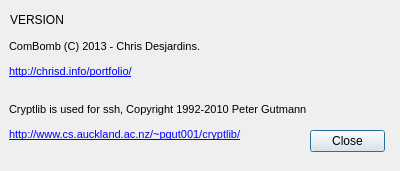
First picture: the form in ComBombGui/aboutdialog.ui, repository cdesjardins/ComBomb, before the edit.
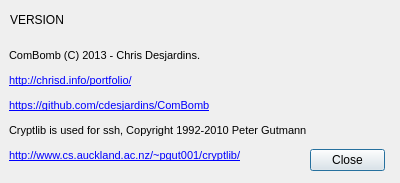
Second picture: the form after the edit. Icons and pictures are not drawn.

```diff
--- a/ComBombGui/aboutdialog.ui
+++ b/ComBombGui/aboutdialog.ui
@@ -10,7 +10,7 @@
     <x>0</x>
     <y>0</y>
     <width>400</width>
-    <height>171</height>
+    <height>183</height>
    </rect>
   </property>
   <property name="focusPolicy">
@@ -30,9 +30,9 @@
    <property name="geometry">
     <rect>
      <x>310</x>
-     <y>130</y>
+     <y>140</y>
      <width>75</width>
-     <height>23</height>
+     <height>41</height>
     </rect>
    </property>
    <property name="orientation">
@@ -48,7 +48,7 @@
      <x>9</x>
      <y>40</y>
      <width>297</width>
-     <height>101</height>
+     <height>131</height>
     </rect>
    </property>
    <property name="sizePolicy">
@@ -61,11 +61,12 @@
     <string>&lt;!DOCTYPE HTML PUBLIC &quot;-//W3C//DTD HTML 4.0//EN&quot; &quot;http://www.w3.org/TR/REC-html40/strict.dtd&quot;&gt;
 &lt;html&gt;&lt;head&gt;&lt;meta name=&quot;qrichtext&quot; content=&quot;1&quot; /&gt;&lt;style type=&quot;text/css&quot;&gt;
 p, li { white-space: pre-wrap; }
-&lt;/style&gt;&lt;/head&gt;&lt;body style=&quot; font-family:'MS Shell Dlg 2'; font-size:8pt; font-weight:400; font-style:normal;&quot;&gt;
-&lt;p style=&quot; margin-top:12px; margin-bottom:12px; margin-left:0px; margin-right:0px; -qt-block-indent:0; text-indent:0px;&quot;&gt;ComBomb (C) 2013 - Chris Desjardins.&lt;/p&gt;
-&lt;p style=&quot; margin-top:12px; margin-bottom:12px; margin-left:0px; margin-right:0px; -qt-block-indent:0; text-indent:0px;&quot;&gt;&lt;a href=&quot;http://chrisd.info/portfolio/&quot;&gt;&lt;span style=&quot; text-decoration: underline; color:#0000ff;&quot;&gt;http://chrisd.info/portfolio/&lt;/span&gt;&lt;/a&gt;&lt;/p&gt;
-&lt;p style=&quot; margin-top:12px; margin-bottom:12px; margin-left:0px; margin-right:0px; -qt-block-indent:0; text-indent:0px;&quot;&gt;&lt;br /&gt;Cryptlib is used for ssh, Copyright 1992-2010 Peter Gutmann.&lt;/p&gt;
-&lt;p style=&quot; margin-top:12px; margin-bottom:12px; margin-left:0px; margin-right:0px; -qt-block-indent:0; text-indent:0px;&quot;&gt;&lt;a href=&quot;http://www.cs.auckland.ac.nz/~pgut001/cryptlib/&quot;&gt;&lt;span style=&quot; text-decoration: underline; color:#0000ff;&quot;&gt;http://www.cs.auckland.ac.nz/~pgut001/cryptlib/&lt;/span&gt;&lt;/a&gt;&lt;/p&gt;&lt;/body&gt;&lt;/html&gt;</string>
+&lt;/style&gt;&lt;/head&gt;&lt;body style=&quot; font-family:'Sans Serif'; font-size:9pt; font-weight:400; font-style:normal;&quot;&gt;
+&lt;p style=&quot; margin-top:12px; margin-bottom:12px; margin-left:0px; margin-right:0px; -qt-block-indent:0; text-indent:0px;&quot;&gt;&lt;span style=&quot; font-family:'MS Shell Dlg 2'; font-size:8pt;&quot;&gt;ComBomb (C) 2013 - Chris Desjardins.&lt;/span&gt;&lt;/p&gt;
+&lt;p style=&quot; margin-top:12px; margin-bottom:12px; margin-left:0px; margin-right:0px; -qt-block-indent:0; text-indent:0px;&quot;&gt;&lt;a href=&quot;http://chrisd.info/portfolio/&quot;&gt;&lt;span style=&quot; font-family:'MS Shell Dlg 2'; font-size:8pt; text-decoration: underline; color:#0000ff;&quot;&gt;http://chrisd.info/portfolio/&lt;/span&gt;&lt;/a&gt;&lt;/p&gt;
+&lt;p style=&quot; margin-top:12px; margin-bottom:12px; margin-left:0px; margin-right:0px; -qt-block-indent:0; text-indent:0px;&quot;&gt;&lt;a href=&quot;https://github.com/cdesjardins/ComBomb&quot;&gt;&lt;span style=&quot; font-size:8pt; text-decoration: underline; color:#0000ff;&quot;&gt;https://github.com/cdesjardins/ComBomb&lt;/span&gt;&lt;/a&gt;&lt;/p&gt;
+&lt;p style=&quot; margin-top:12px; margin-bottom:12px; margin-left:0px; margin-right:0px; -qt-block-indent:0; text-indent:0px;&quot;&gt;&lt;span style=&quot; font-family:'MS Shell Dlg 2'; font-size:8pt;&quot;&gt;Cryptlib is used for ssh, Copyright 1992-2010 Peter Gutmann.&lt;/span&gt;&lt;/p&gt;
+&lt;p style=&quot; margin-top:12px; margin-bottom:12px; margin-left:0px; margin-right:0px; -qt-block-indent:0; text-indent:0px;&quot;&gt;&lt;a href=&quot;http://www.cs.auckland.ac.nz/~pgut001/cryptlib/&quot;&gt;&lt;span style=&quot; font-family:'MS Shell Dlg 2'; font-size:8pt; text-decoration: underline; color:#0000ff;&quot;&gt;http://www.cs.auckland.ac.nz/~pgut001/cryptlib/&lt;/span&gt;&lt;/a&gt;&lt;/p&gt;&lt;/body&gt;&lt;/html&gt;</string>
    </property>
    <property name="textFormat">
     <enum>Qt::RichText</enum>
```
Left out of the diff: 3 changed lines with no effect on the pictures.
